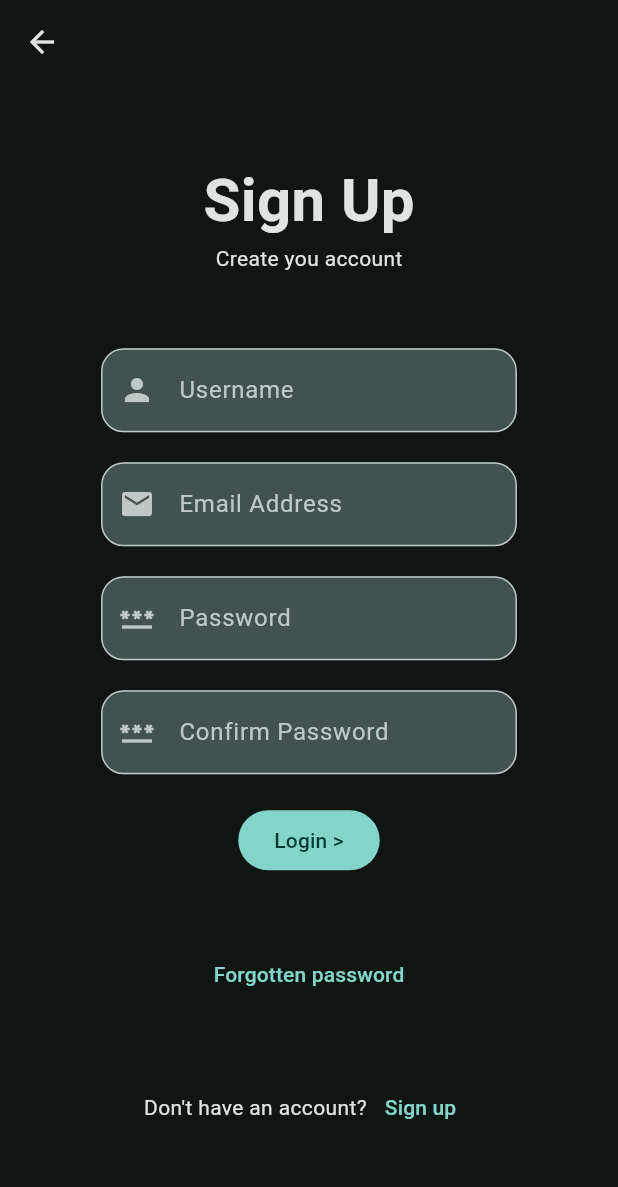
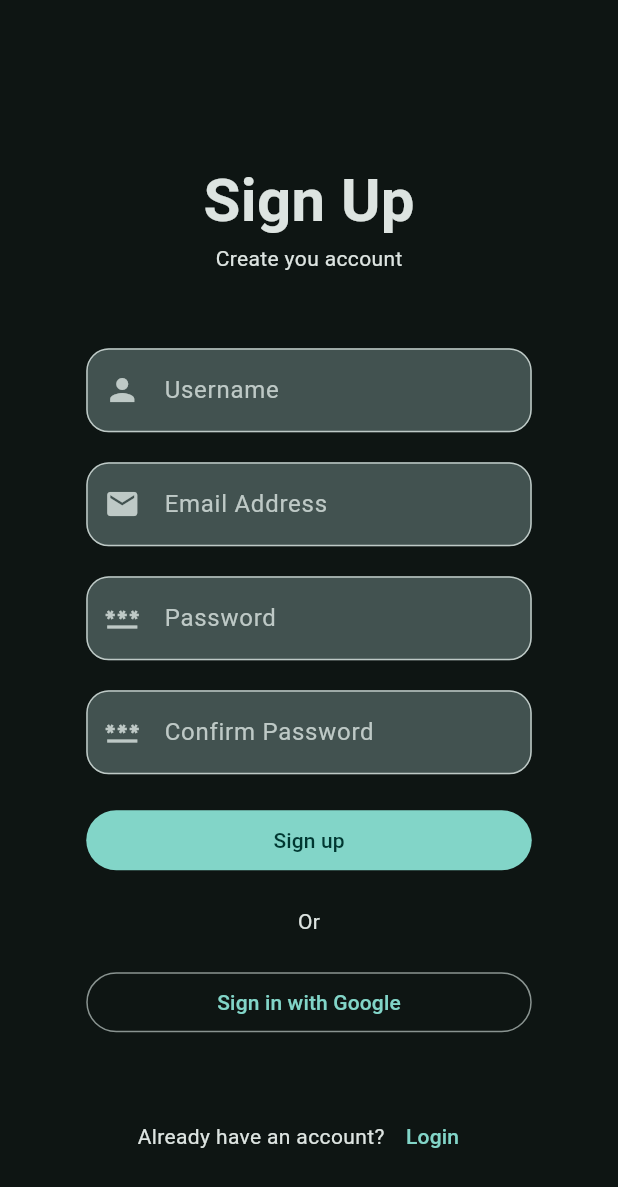
Before and after one commit to Danny-Py5/flutter-tutorial-sept-15-2025-monday-1-53pm, a Flutter app: the screen it shows after launch, after a tap on "Sign up", on a phone screen of 412 x 824 dp. Shown: the top 1187 px of the screen. Run offline on Flutter 3.47's test engine with Material 3 defaults, Android fonts, the phone set to English and light mode, and no system bars; our stand-ins replace lottie, shared_preferences.

Commit message:
Fix ui in exercise folder

```diff
--- a/lib/views/pages/exercises/login_exercise_page.dart
+++ b/lib/views/pages/exercises/login_exercise_page.dart
@@ -90,7 +90,13 @@ class _LoginExercisePageState extends State<LoginExercisePage> {
                         ),
                       ),
                     ),
-                    FilledButton(onPressed: () {}, child: Text('Login >')),
+                    SizedBox(
+                      width: double.infinity,
+                      child: FilledButton(
+                        onPressed: () {},
+                        child: Text('Login '),
+                      ),
+                    ),
                   ],
                 ),
               ),
--- a/lib/views/pages/exercises/signup_exercise_page.dart
+++ b/lib/views/pages/exercises/signup_exercise_page.dart
@@ -1,6 +1,7 @@
 import 'package:flutter/material.dart';
 import 'package:flutter_application_1/data/constants/defaults.dart';
 import 'package:flutter_application_1/data/value_notifier.dart';
+import 'package:flutter_application_1/views/pages/exercises/login_exercise_page.dart';
 
 class SignupExercisePage extends StatefulWidget {
   const SignupExercisePage({super.key});
@@ -28,7 +29,11 @@ class _SignupExercisePageState extends State<SignupExercisePage> {
           padding: const EdgeInsets.all(8.0),
           child: Center(
             child: FractionallySizedBox(
-              widthFactor: MediaQuery.of(context).size.width < 400 ? 0.9 : 0.7,
+              widthFactor: MediaQuery.of(context).size.width < 376
+                  ? 1.0
+                  : MediaQuery.of(context).size.width < 412
+                  ? 0.9
+                  : 0.75,
               child: Column(
                 mainAxisSize: MainAxisSize.min, // 👈 important fix
                 children: [
@@ -121,33 +126,43 @@ class _SignupExercisePageState extends State<SignupExercisePage> {
                             ),
                           ),
                         ),
-                        FilledButton(onPressed: () {}, child: Text('Login >')),
+                        SizedBox(
+                          width: double.infinity,
+                          child: FilledButton(
+                            onPressed: () {},
+                            child: Text('Sign up'),
+                          ),
+                        ),
+                        Text("Or"),
+                        SizedBox(
+                          width: double.infinity,
+                          child: OutlinedButton(
+                            onPressed: () {},
+                            child: Text("Sign in with Google"),
+                          ),
+                        ),
                       ],
                     ),
                   ),
                   SizedBox(height: MediaQuery.of(context).size.height * 0.05),
-                  TextButton(
-                    onPressed: () {},
-                    child: Text("Forgotten password"),
-                  ),
-                  SizedBox(height: MediaQuery.of(context).size.height * 0.05),
+
                   Center(
                     child: Row(
                       mainAxisSize: MainAxisSize.min,
                       children: [
-                        Text("Don't have an account?"),
+                        Text("Already have an account?"),
                         TextButton(
                           onPressed: () {
                             Navigator.push(
                               context,
                               MaterialPageRoute(
                                 builder: (context) {
-                                  return SignupExercisePage();
+                                  return LoginExercisePage();
                                 },
                               ),
                             );
                           },
-                          child: Text("Sign up"),
+                          child: Text("Login"),
                         ),
                       ],
                     ),
```
